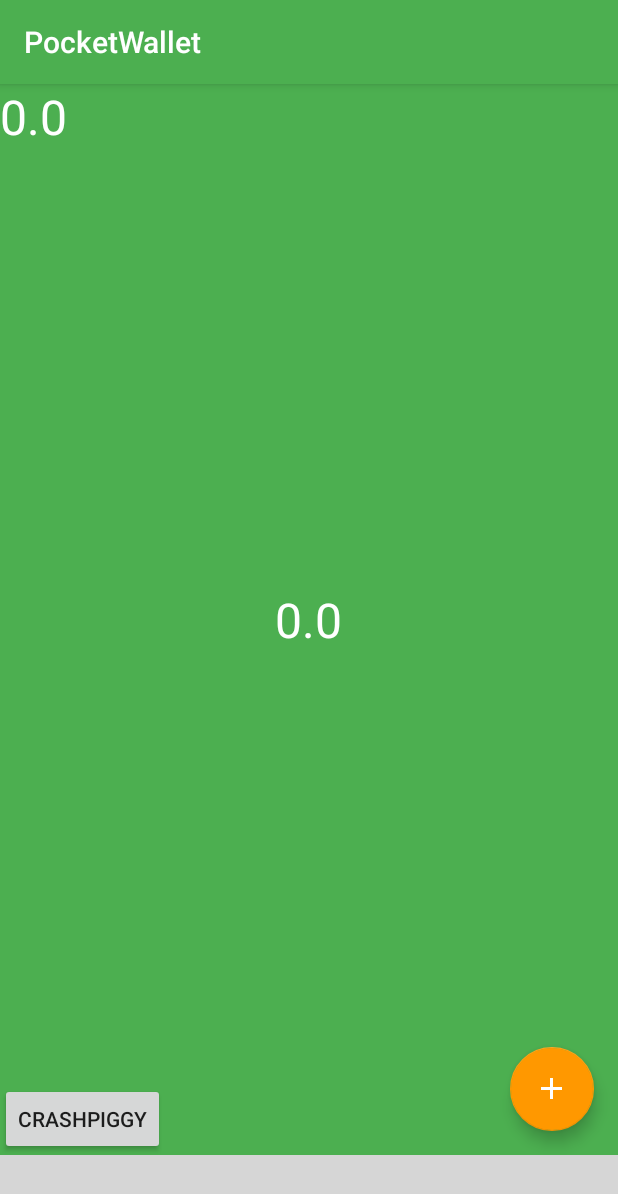
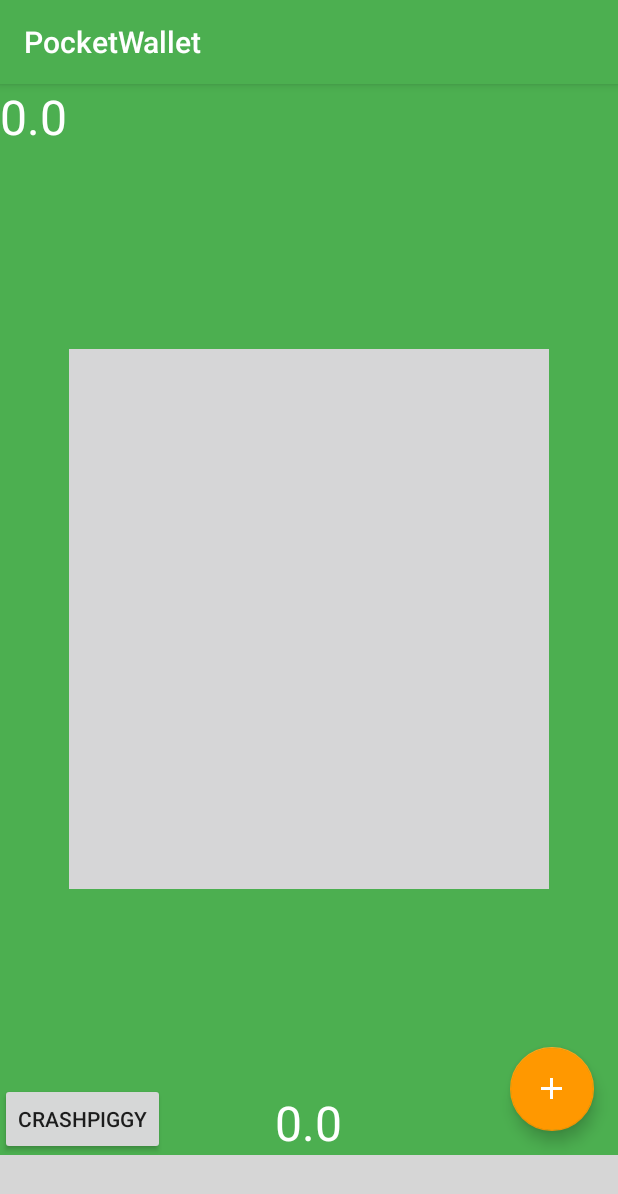
Before and after one commit to 4ever4ward/PocketWallet, an Android app: the fragment PiggyFragment placed in its activity, on a phone screen of 412 x 824 dp. Shown: the top 1194 px of the screen. Run offline under Robolectric (Android 15) with nearby library versions, the phone set to English and light mode, and no system bars; libraries missing offline, so code that uses them is left out: com.roughike.bottombar; plain views replace BottomBar; 3 statements that could not run were skipped; grey boxes are pictures that could not be loaded.

Commit message:
Add piggy with Animation's: animate blinking and animate joy

```diff
--- a/app/src/main/java/ua/matvienko_apps/controlyourbudget/Utility.java
+++ b/app/src/main/java/ua/matvienko_apps/controlyourbudget/Utility.java
@@ -106,7 +106,7 @@ public class Utility {
      *
      *
      * @param context Context
-     * @return List
+     * @return List of Group with sum of all spent moneys
      */
     public static ArrayList<Group> getGroupsCashSum(Context context) {
         AppDBHelper expenseDBHelper = new AppDBHelper(context, AppDBContract.ExpensesEntry.TABLE_NAME, null, 1);
--- a/app/src/main/java/ua/matvienko_apps/controlyourbudget/activity/MainActivity.java
+++ b/app/src/main/java/ua/matvienko_apps/controlyourbudget/activity/MainActivity.java
@@ -12,7 +12,7 @@ import com.roughike.bottombar.OnTabSelectListener;
 import ua.matvienko_apps.controlyourbudget.R;
 import ua.matvienko_apps.controlyourbudget.fragments.ExpenseFragment;
 import ua.matvienko_apps.controlyourbudget.fragments.IncomeFragment;
-import ua.matvienko_apps.controlyourbudget.fragments.SearchFragment;
+import ua.matvienko_apps.controlyourbudget.fragments.PiggyFragment;
 import ua.matvienko_apps.controlyourbudget.fragments.StatisticsFragment;
 
 
@@ -62,10 +62,10 @@ public class MainActivity extends AppCompatActivity {
                         break;
                     }
                     case R.id.tab_piggy: {
-//                        PiggyFragment piggyFragment = new PiggyFragment();
-//                        getSupportFragmentManager().beginTransaction().replace(R.id.contentContainer, piggyFragment).commit();
-                        SearchFragment searchFragment = new SearchFragment();
-                        getSupportFragmentManager().beginTransaction().replace(R.id.contentContainer, searchFragment).commit();
+                        PiggyFragment piggyFragment = new PiggyFragment();
+                        getSupportFragmentManager().beginTransaction().replace(R.id.contentContainer, piggyFragment).commit();
+//                        SearchFragment searchFragment = new SearchFragment();
+//                        getSupportFragmentManager().beginTransaction().replace(R.id.contentContainer, searchFragment).commit();
                         break;
                     }
                     case R.id.tab_statistics: {
--- a/app/src/main/java/ua/matvienko_apps/controlyourbudget/fragments/PiggyFragment.java
+++ b/app/src/main/java/ua/matvienko_apps/controlyourbudget/fragments/PiggyFragment.java
@@ -2,6 +2,7 @@ package ua.matvienko_apps.controlyourbudget.fragments;
 
 import android.content.Intent;
 import android.graphics.Color;
+import android.graphics.drawable.AnimationDrawable;
 import android.os.Bundle;
 import android.support.annotation.Nullable;
 import android.support.design.widget.FloatingActionButton;
@@ -11,12 +12,14 @@ import android.view.LayoutInflater;
 import android.view.View;
 import android.view.ViewGroup;
 import android.widget.Button;
+import android.widget.ImageView;
 import android.widget.TextView;
 
 import ua.matvienko_apps.controlyourbudget.R;
 import ua.matvienko_apps.controlyourbudget.Utility;
 import ua.matvienko_apps.controlyourbudget.activity.MainActivity;
 import ua.matvienko_apps.controlyourbudget.activity.PiggyDialogActivity;
+import ua.matvienko_apps.controlyourbudget.classes.CustomAnimationDrawable;
 
 /**
  * Created by alex_ on 16-Sep-16.
@@ -24,9 +27,13 @@ import ua.matvienko_apps.controlyourbudget.activity.PiggyDialogActivity;
 
 public class PiggyFragment extends Fragment {
 
-    public TextView piggyAmountView;
-    public TextView requiredMoneyView;
-    public Button crashPiggyButton;
+    private TextView piggyAmountView;
+    private TextView requiredMoneyView;
+    private Button crashPiggyButton;
+    private ImageView piggyImageView;
+
+    private AnimationDrawable piggyBlinkingAnimation;
+    private CustomAnimationDrawable piggyJoyAnimation;
 
 
     View dialogView;
@@ -38,10 +45,30 @@ public class PiggyFragment extends Fragment {
         View rootView = inflater.inflate(R.layout.fragment_piggy, null);
         dialogView = inflater.inflate(R.layout.dialog_piggy_view, null);
 
+        piggyImageView = (ImageView) rootView.findViewById(R.id.piggyImage);
         crashPiggyButton = (Button) rootView.findViewById(R.id.crashPiggyButton);
         piggyAmountView = (TextView) rootView.findViewById(R.id.piggyAmountView);
         requiredMoneyView = (TextView) rootView.findViewById(R.id.requiredMoneyView);
         FloatingActionButton addMoneyToPiggy = (FloatingActionButton) rootView.findViewById(R.id.addMoneyToPiggy);
+
+        piggyJoyAnimation = new CustomAnimationDrawable((AnimationDrawable) getResources().getDrawable(R.drawable.piggy_joy_animation)) {
+            @Override
+            public void onAnimationFinish() {
+                startBlinking();
+            }
+        };
+
+
+        piggyImageView.setOnClickListener(new View.OnClickListener() {
+            @Override
+            public void onClick(View v) {
+                piggyImageView.setBackgroundDrawable(piggyJoyAnimation);
+                piggyJoyAnimation.start();
+
+            }
+        });
+
+
 
 
         crashPiggyButton.setOnClickListener(new View.OnClickListener() {
@@ -70,10 +97,26 @@ public class PiggyFragment extends Fragment {
     }
 
 
+    public void startBlinking() {
+        piggyImageView.setBackgroundResource(R.drawable.piggy_blinking_animation);
+        piggyBlinkingAnimation = (AnimationDrawable) piggyImageView.getBackground();
+
+        piggyBlinkingAnimation.start();
+
+    }
+
+//    public void startJoy() {
+
+//
+//        piggyBlingkinAnimation.start();
+//    }
+
 
     @Override
     public void onResume() {
         super.onResume();
+
+        startBlinking();
 
         float requiredMoney = MainActivity.mSettings.getFloat(MainActivity.REQUIRED_MONEY, 0);
         float remainingMoney = MainActivity.mSettings.getFloat(MainActivity.CASH_REMAINING_MONEY, 0);
--- /dev/null
+++ b/app/src/main/res/drawable/piggy_blinking_animation.xml
@@ -0,0 +1,13 @@
+<?xml version="1.0" encoding="utf-8"?>
+<animation-list xmlns:android="http://schemas.android.com/apk/res/android"
+    android:oneshot="false">
+    <item
+        android:drawable="@drawable/piggy_pattern"
+        android:duration="3000" />
+    <item
+        android:drawable="@drawable/piggy_semi_open_eyes"
+        android:duration="100" />
+    <item
+        android:drawable="@drawable/piggy_close_eyes"
+        android:duration="150" />
+</animation-list>
--- a/app/src/main/res/layout/fragment_piggy.xml
+++ b/app/src/main/res/layout/fragment_piggy.xml
@@ -11,13 +11,6 @@
         android:layout_weight="7"
         android:isScrollContainer="false">
 
-        <ImageView
-            android:layout_width="match_parent"
-            android:layout_height="match_parent"
-            android:layout_weight="3"
-            android:isScrollContainer="false"
-            android:src="@color/colorPrimary" />
-
         <TextView
             android:id="@+id/requiredMoneyView"
             android:layout_width="wrap_content"
@@ -27,14 +20,11 @@
             android:textColor="@android:color/darker_gray"
             android:textSize="32sp" />
 
-        <TextView
-            android:id="@+id/piggyAmountView"
-            android:layout_width="wrap_content"
-            android:layout_height="wrap_content"
-            android:layout_gravity="center_horizontal|center_vertical"
-            android:text="0.0"
-            android:textColor="@android:color/white"
-            android:textSize="32sp" />
+        <ImageView
+            android:id="@+id/piggyImage"
+            android:layout_width="320dp"
+            android:layout_height="360dp"
+            android:layout_gravity="center_horizontal|center_vertical" />
 
 
         <Button
@@ -43,6 +33,15 @@
             android:layout_height="wrap_content"
             android:layout_gravity="bottom|start"
             android:text="CrashPiggy" />
+
+        <TextView
+            android:id="@+id/piggyAmountView"
+            android:layout_width="wrap_content"
+            android:layout_height="wrap_content"
+            android:layout_gravity="bottom|center_horizontal"
+            android:text="0.0"
+            android:textColor="@android:color/white"
+            android:textSize="32sp" />
 
         <android.support.design.widget.FloatingActionButton
             android:id="@+id/addMoneyToPiggy"
```
